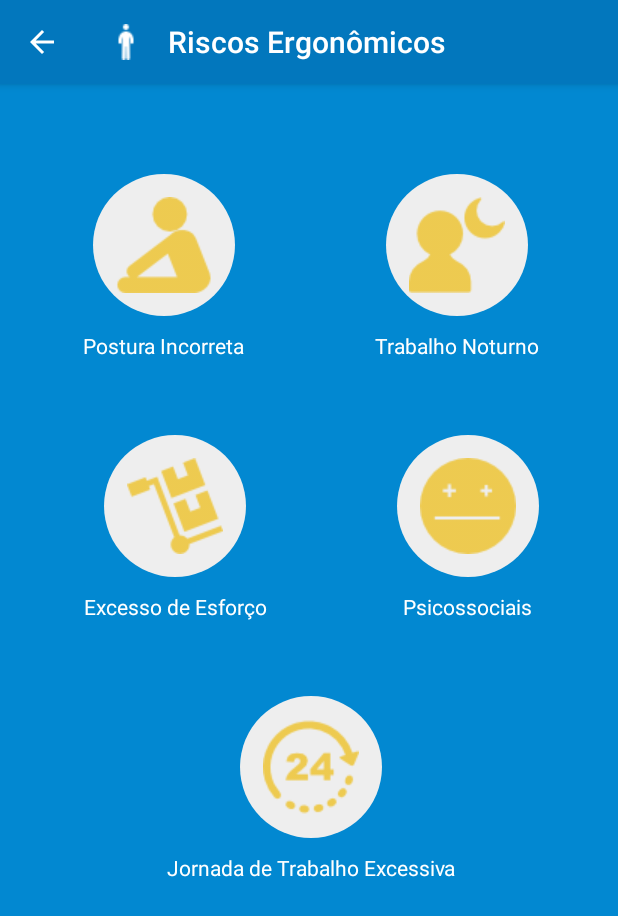
After one commit to giovaninb/AquaSafe, an Android app: the ErgonomicActivity screen opened directly, with no data from a screen before it, on a phone screen of 412 x 824 dp. The commit adds this screen. Shown: the top 916 px of the screen. Run offline under Robolectric (Android 15) with nearby library versions, the phone set to English and light mode, and no system bars.

Commit message:
Tela Riscos Ergonômicos

```diff
--- a/app/src/main/AndroidManifest.xml
+++ b/app/src/main/AndroidManifest.xml
@@ -41,6 +41,11 @@
             android:name=".BiologicalActivity"
             android:label="@string/title_activity_biological"
             android:parentActivityName=".HazardActivity"
+            android:theme="@style/AppTheme.NoActionBar" />
+        <activity
+            android:name=".ErgonomicActivity"
+            android:label="@string/title_activity_ergonomic"
+            android:parentActivityName=".HazardActivity"
             android:theme="@style/AppTheme.NoActionBar"></activity>
     </application>
 
--- /dev/null
+++ b/app/src/main/java/com/example/flavielli_marques/aquasafe/ErgonomicActivity.java
@@ -0,0 +1,24 @@
+package com.example.flavielli_marques.aquasafe;
+
+import android.os.Bundle;
+import android.support.design.widget.FloatingActionButton;
+import android.support.design.widget.Snackbar;
+import android.support.v7.app.AppCompatActivity;
+import android.support.v7.widget.Toolbar;
+import android.view.View;
+
+public class ErgonomicActivity extends AppCompatActivity {
+
+    @Override
+    protected void onCreate(Bundle savedInstanceState) {
+        super.onCreate(savedInstanceState);
+        setContentView(R.layout.activity_ergonomic);
+        Toolbar toolbar = (Toolbar) findViewById(R.id.toolbar);
+        setSupportActionBar(toolbar);
+        getSupportActionBar().setDisplayHomeAsUpEnabled(true);
+        getSupportActionBar().setTitle(R.string.ergonomic_title);
+        getSupportActionBar().setLogo(R.drawable.toolbar_ergonomic);
+        getSupportActionBar().setDisplayUseLogoEnabled(true);
+    }
+
+}
--- a/app/src/main/java/com/example/flavielli_marques/aquasafe/HazardActivity.java
+++ b/app/src/main/java/com/example/flavielli_marques/aquasafe/HazardActivity.java
@@ -1,6 +1,7 @@
 package com.example.flavielli_marques.aquasafe;
 
 import android.content.Intent;
+import android.media.Image;
 import android.os.Bundle;
 import android.support.design.widget.FloatingActionButton;
 import android.support.design.widget.Snackbar;
@@ -22,9 +23,14 @@ public class HazardActivity extends AppCompatActivity {
         getSupportActionBar().setTitle(R.string.hazard);
 
         ImageButton physicist_button = (ImageButton) findViewById(R.id.physicist);
-        ImageButton chemical_button = (ImageButton) findViewById(R.id.chemical) ;
+        ImageButton chemical_button = (ImageButton) findViewById(R.id.chemical);
+        ImageButton biological_button = (ImageButton) findViewById(R.id.biological);
+        ImageButton ergonomic_button = (ImageButton) findViewById(R.id.ergonomic);
+
         physicist_button.setOnClickListener(click);
         chemical_button.setOnClickListener(click);
+        biological_button.setOnClickListener(click);
+        ergonomic_button.setOnClickListener(click);
 
     }
     private View.OnClickListener click = new View.OnClickListener(){
@@ -45,6 +51,18 @@ public class HazardActivity extends AppCompatActivity {
                     intent = new Intent(HazardActivity.this, ChemicalActivity.class);
                     startActivity(intent);
                     break;
+                case R.id.biological:
+                    valorTag = v.getTag().toString();
+                    Toast.makeText(getBaseContext(), valorTag, Toast.LENGTH_SHORT).show();
+                    intent = new Intent(HazardActivity.this, BiologicalActivity.class);
+                    startActivity(intent);
+                    break;
+                case R.id.ergonomic:
+                    valorTag = v.getTag().toString();
+                    Toast.makeText(getBaseContext(), valorTag, Toast.LENGTH_SHORT).show();
+                    intent = new Intent(HazardActivity.this, ErgonomicActivity.class);
+                    startActivity(intent);
+                    break;
             }
         }
     };
--- /dev/null
+++ b/app/src/main/res/layout/activity_ergonomic.xml
@@ -0,0 +1,26 @@
+<?xml version="1.0" encoding="utf-8"?>
+<android.support.design.widget.CoordinatorLayout xmlns:android="http://schemas.android.com/apk/res/android"
+    xmlns:app="http://schemas.android.com/apk/res-auto"
+    xmlns:tools="http://schemas.android.com/tools"
+    android:layout_width="match_parent"
+    android:layout_height="match_parent"
+    tools:context=".ErgonomicActivity">
+
+    <android.support.design.widget.AppBarLayout
+        android:layout_width="match_parent"
+        android:layout_height="wrap_content"
+        android:theme="@style/AppTheme.AppBarOverlay">
+
+        <android.support.v7.widget.Toolbar
+            android:id="@+id/toolbar"
+            android:layout_width="match_parent"
+            android:layout_height="?attr/actionBarSize"
+            android:background="?attr/colorPrimary"
+            app:titleMarginStart="32dp"
+            app:popupTheme="@style/AppTheme.PopupOverlay" />
+
+    </android.support.design.widget.AppBarLayout>
+
+    <include layout="@layout/content_ergonomic" />
+
+</android.support.design.widget.CoordinatorLayout>
--- /dev/null
+++ b/app/src/main/res/layout/content_ergonomic.xml
@@ -0,0 +1,215 @@
+<?xml version="1.0" encoding="utf-8"?>
+<ScrollView xmlns:android="http://schemas.android.com/apk/res/android"
+    xmlns:app="http://schemas.android.com/apk/res-auto"
+    xmlns:tools="http://schemas.android.com/tools"
+    android:layout_width="match_parent"
+    android:layout_height="match_parent"
+    app:layout_behavior="@string/appbar_scrolling_view_behavior"
+    tools:context=".ErgonomicActivity"
+    android:background="@color/background"
+    tools:showIn="@layout/activity_ergonomic">
+
+    <LinearLayout
+        android:layout_width="match_parent"
+        android:layout_height="match_parent"
+        android:weightSum="6"
+        android:layout_alignParentStart="true"
+        android:layout_alignParentTop="true"
+        android:gravity="center"
+        android:orientation="vertical"
+        android:padding="10dp"
+        android:layout_alignParentLeft="true"
+        tools:ignore="RtlCompat">
+
+        <!--Primeira Linha -->
+        <LinearLayout
+            android:layout_width="match_parent"
+            android:layout_height="match_parent"
+            android:layout_marginLeft="2dp"
+            android:layout_weight="1"
+            android:gravity="center"
+            android:orientation="horizontal"
+            android:layout_marginTop="50dp">
+
+            <LinearLayout
+                android:layout_width="wrap_content"
+                android:layout_height="wrap_content"
+                android:layout_weight="1"
+                android:layout_alignParentStart="true"
+                android:layout_alignParentTop="true"
+                android:layout_marginLeft="15dp"
+                android:layout_marginRight="15dp"
+                android:gravity="center"
+                android:orientation="vertical">
+
+                <ImageButton
+                    android:id="@+id/posture"
+                    android:layout_width="wrap_content"
+                    android:layout_height="wrap_content"
+                    android:layout_weight="1"
+                    android:background="@drawable/button_selector"
+                    android:clickable="true"
+                    android:padding="15dp"
+                    android:src="@drawable/posture"
+                    android:scaleType="fitCenter"
+                    android:tag="posture"/>
+
+                <TextView
+                    android:layout_width="wrap_content"
+                    android:layout_height="wrap_content"
+                    android:layout_weight="1"
+                    android:layout_marginTop="10dp"
+                    android:text="@string/posture"
+                    android:textColor="@color/text" />
+            </LinearLayout>
+
+            <LinearLayout
+                android:layout_width="wrap_content"
+                android:layout_height="wrap_content"
+                android:layout_weight="1"
+                android:layout_marginLeft="15dp"
+                android:layout_marginRight="15dp"
+                android:gravity="center"
+                android:orientation="vertical">
+
+                <ImageButton
+                    android:id="@+id/night_work"
+                    android:layout_width="wrap_content"
+                    android:layout_height="wrap_content"
+                    android:layout_weight="1"
+                    android:background="@drawable/button_selector"
+                    android:clickable="true"
+                    android:padding="15dp"
+                    android:src="@drawable/night_work"
+                    android:scaleType="fitCenter"
+                    android:tag="night_work"/>
+
+                <TextView
+                    android:layout_width="wrap_content"
+                    android:layout_height="wrap_content"
+                    android:layout_marginTop="10dp"
+                    android:layout_weight="1"
+                    android:text="@string/night_work"
+                    android:textColor="@color/text"/>
+            </LinearLayout>
+        </LinearLayout>
+
+        <!--Segunda Linha -->
+        <LinearLayout
+            android:layout_width="match_parent"
+            android:layout_height="match_parent"
+            android:layout_marginLeft="2dp"
+            android:layout_weight="1"
+            android:gravity="center"
+            android:orientation="horizontal"
+            android:layout_marginTop="50dp">
+
+            <LinearLayout
+                android:layout_width="wrap_content"
+                android:layout_height="wrap_content"
+                android:layout_weight="1"
+                android:layout_alignParentStart="true"
+                android:layout_alignParentTop="true"
+                android:layout_marginLeft="15dp"
+                android:layout_marginRight="15dp"
+                android:gravity="center"
+                android:orientation="vertical">
+
+                <ImageButton
+                    android:id="@+id/heavy"
+                    android:layout_width="wrap_content"
+                    android:layout_height="wrap_content"
+                    android:layout_weight="1"
+                    android:background="@drawable/button_selector"
+                    android:clickable="true"
+                    android:padding="15dp"
+                    android:src="@drawable/heavy"
+                    android:scaleType="fitCenter"
+                    android:tag="heavy"/>
+
+                <TextView
+                    android:layout_width="wrap_content"
+                    android:layout_height="wrap_content"
+                    android:layout_weight="1"
+                    android:layout_marginTop="10dp"
+                    android:text="@string/heavy"
+                    android:textColor="@color/text" />
+            </LinearLayout>
+
+            <LinearLayout
+                android:layout_width="wrap_content"
+                android:layout_height="wrap_content"
+                android:layout_weight="1"
+                android:layout_marginLeft="15dp"
+                android:layout_marginRight="15dp"
+                android:gravity="center"
+                android:orientation="vertical">
+
+                <ImageButton
+                    android:id="@+id/psychosocial"
+                    android:layout_width="wrap_content"
+                    android:layout_height="wrap_content"
+                    android:layout_weight="1"
+                    android:background="@drawable/button_selector"
+                    android:clickable="true"
+                    android:padding="15dp"
+                    android:src="@drawable/psychosocial"
+                    android:scaleType="fitCenter"
+                    android:tag="psychosocial"/>
+
+                <TextView
+                    android:layout_width="wrap_content"
+                    android:layout_height="wrap_content"
+                    android:layout_marginTop="10dp"
+                    android:layout_weight="1"
+                    android:text="@string/psychosocial"
+                    android:textColor="@color/text"/>
+            </LinearLayout>
+        </LinearLayout>
+
+        <!--Terceira Linha -->
+        <LinearLayout
+            android:layout_width="match_parent"
+            android:layout_height="match_parent"
+            android:layout_marginLeft="2dp"
+            android:layout_weight="1"
+            android:gravity="center"
+            android:orientation="horizontal"
+            android:layout_marginTop="50dp">
+
+            <LinearLayout
+                android:layout_width="wrap_content"
+                android:layout_height="wrap_content"
+                android:layout_weight="1"
+                android:layout_alignParentStart="true"
+                android:layout_alignParentTop="true"
+                android:layout_marginLeft="15dp"
+                android:layout_marginRight="15dp"
+                android:gravity="center"
+                android:orientation="vertical">
+
+                <ImageButton
+                    android:id="@+id/excessive_working"
+                    android:layout_width="wrap_content"
+                    android:layout_height="wrap_content"
+                    android:layout_weight="1"
+                    android:background="@drawable/button_selector"
+                    android:clickable="true"
+                    android:padding="15dp"
+                    android:src="@drawable/excessive_working"
+                    android:scaleType="fitCenter"
+                    android:tag="excessive_working"/>
+
+                <TextView
+                    android:layout_width="wrap_content"
+                    android:layout_height="wrap_content"
+                    android:layout_weight="1"
+                    android:layout_marginTop="10dp"
+                    android:text="@string/excessive_working"
+                    android:textColor="@color/text" />
+
+            </LinearLayout>
+        </LinearLayout>
+    </LinearLayout>
+
+</ScrollView>
--- a/app/src/main/res/values/strings.xml
+++ b/app/src/main/res/values/strings.xml
@@ -35,6 +35,12 @@
 
     <string name="ergonomic_title">Riscos Ergonômicos</string>
     <string name="ergonomic">Ergonômico</string>
+    <string name="posture">Postura Incorreta</string>
+    <string name="night_work">Trabalho Noturno</string>
+    <string name="heavy">Excesso de Esforço</string>
+    <string name="psychosocial">Psicossociais</string>
+    <string name="excessive_working">Jornada de Trabalho Excessiva</string>
+
     <string name="accident_title">Riscos de Acidentes</string>
     <string name="accident">Acidente</string>
 
@@ -44,4 +50,5 @@
     <string name="section_format">Hello World from section: %1$d</string>
     <string name="title_activity_chemical">ChemicalActivity</string>
     <string name="title_activity_biological">BiologicalActivity</string>
+    <string name="title_activity_ergonomic">ErgonomicActivity</string>
 </resources>
```
Also changed, not shown: app/src/main/res/drawable/excessive_working.png (added), app/src/main/res/drawable/heavy.png (added), app/src/main/res/drawable/night_work.png (added), app/src/main/res/drawable/posture.png (added), app/src/main/res/drawable/psychosocial.png (added), app/src/main/res/drawable/toolbar_ergonomic.png (added).
